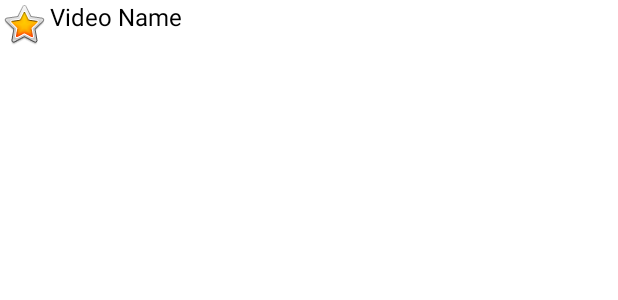
After one commit to ShyamSundhar1411/Find-Books-Kotlin, an Android app: the layout custom_video_layout.xml on its own in the app's theme, with its tools: preview values and no code run, on a phone screen of 412 x 824 dp. The commit adds this screen. Shown: the top 300 px of the screen. Run offline under Robolectric (Android 15) with nearby library versions, the phone set to English and light mode, and no system bars.

Commit message:
Custom Layout

```diff
--- a/app/src/main/java/com/shyam/searchyt/SearchActivity.kt
+++ b/app/src/main/java/com/shyam/searchyt/SearchActivity.kt
@@ -9,7 +9,5 @@ class SearchActivity : AppCompatActivity() {
         super.onCreate(savedInstanceState)
         setContentView(R.layout.activity_search)
         var test_term = intent.getStringExtra("Searched_Term").toString()
-        var testView = findViewById<TextView>(R.id.testedTermBox)
-        testView.text = test_term
     }
 }
--- /dev/null
+++ b/app/src/main/res/layout/custom_video_layout.xml
@@ -0,0 +1,29 @@
+<?xml version="1.0" encoding="utf-8"?>
+<androidx.constraintlayout.widget.ConstraintLayout xmlns:android="http://schemas.android.com/apk/res/android"
+    xmlns:app="http://schemas.android.com/apk/res-auto"
+    xmlns:tools="http://schemas.android.com/tools"
+    android:id="@+id/linearLayout"
+    android:layout_width="match_parent"
+    android:layout_height="match_parent"
+    android:orientation="vertical">
+
+    <ImageView
+        android:id="@+id/imageView2"
+        android:layout_width="wrap_content"
+        android:layout_height="wrap_content"
+        app:srcCompat="@android:drawable/btn_star_big_on"
+        tools:layout_editor_absoluteX="7dp"
+        tools:layout_editor_absoluteY="10dp" />
+
+    <TextView
+        android:id="@+id/textView"
+        android:layout_width="377dp"
+        android:layout_height="wrap_content"
+        android:text="Video Name"
+        android:textColor="#000000"
+        android:textSize="16sp"
+        app:layout_constraintEnd_toEndOf="parent"
+        app:layout_constraintHorizontal_bias="0.5"
+        app:layout_constraintStart_toEndOf="@+id/imageView2"
+        tools:layout_editor_absoluteY="20dp" />
+</androidx.constraintlayout.widget.ConstraintLayout>
```
Also changed, not shown: app/build.gradle (+6 -3 lines), app/src/main/java/com/shyam/searchyt/API Backend.kt (added, +36 -0 lines), app/src/main/res/layout/activity_search.xml (+5 -8 lines).
